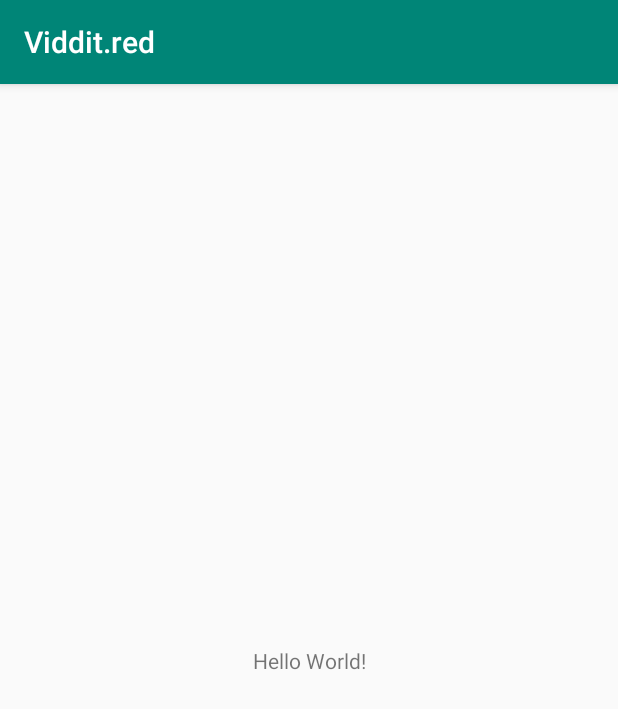
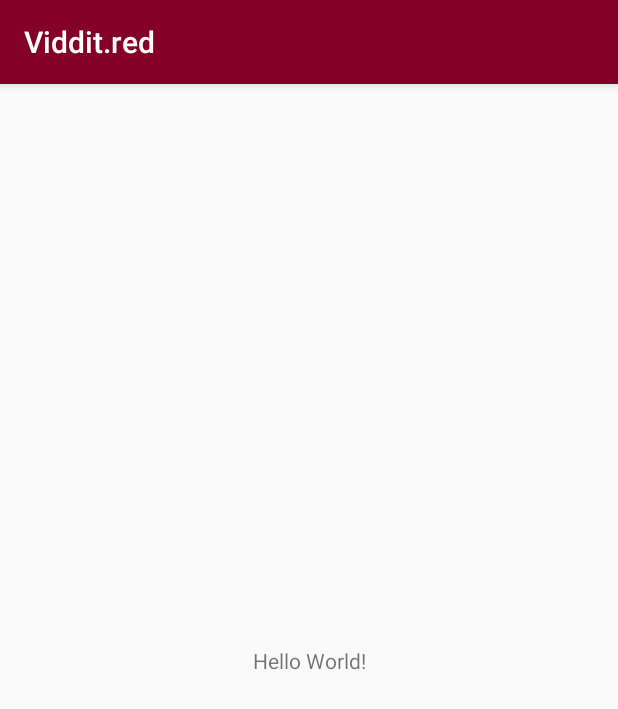
Before and after one commit to Blendan/RedVid, an Android app: the MainActivity screen opened directly, with no data from a screen before it, on a phone screen of 412 x 824 dp. Shown: the top 709 px of the screen. Run offline under Robolectric (Android 15) with nearby library versions, the phone set to English and light mode, and no system bars.

Commit message:
downloader edited to so it should work with android.
some color changes

```diff
--- a/app/src/main/AndroidManifest.xml
+++ b/app/src/main/AndroidManifest.xml
@@ -3,7 +3,7 @@
           xmlns:tools="http://schemas.android.com/tools" package="com.blendan.vidditred">
     <uses-permission android:name="android.permission.WRITE_EXTERNAL_STORAGE"/>
     <application
-            android:allowBackup="true"
+            android:allowBackup="false"
             android:icon="@mipmap/ic_launcher"
             android:label="@string/app_name"
             android:roundIcon="@mipmap/ic_launcher_round"
--- a/app/src/main/java/com/blendan/vidditred/MainActivity.java
+++ b/app/src/main/java/com/blendan/vidditred/MainActivity.java
@@ -1,14 +1,8 @@
 package com.blendan.vidditred;
 
 import android.content.Intent;
-import android.graphics.Bitmap;
-import android.os.Environment;
+import android.os.Bundle;
 import androidx.appcompat.app.AppCompatActivity;
-import android.os.Bundle;
-
-import java.io.File;
-import java.io.FileOutputStream;
-import java.util.Random;
 
 public class MainActivity extends AppCompatActivity
 {
@@ -29,13 +23,8 @@ public class MainActivity extends AppCompatActivity
 			if ("text/plain".equals(type))
 			{
 				System.out.println(intent.getStringExtra(Intent.EXTRA_TEXT));
+				Downloader.fileDownload("https://v.redd.it/zxb48usmsb821/audio?source=fallback", "test.mp4");;
 			}
 		}
 	}
-
-	public boolean isExternalStorageWritable()
-	{
-		String state = Environment.getExternalStorageState();
-		return Environment.MEDIA_MOUNTED.equals(state);
-	}
 }
--- a/app/src/main/res/values/colors.xml
+++ b/app/src/main/res/values/colors.xml
@@ -1,6 +1,6 @@
 <?xml version="1.0" encoding="utf-8"?>
 <resources>
-    <color name="colorPrimary">#008577</color>
-    <color name="colorPrimaryDark">#00574B</color>
-    <color name="colorAccent">#D81B60</color>
+    <color name="colorPrimary">#850026</color>
+    <color name="colorPrimaryDark">#2E0000</color>
+    <color name="colorAccent">#E97F24</color>
 </resources>
```
Also changed, not shown: app/src/main/java/com/blendan/vidditred/Downloader.java (+37 -8 lines).
